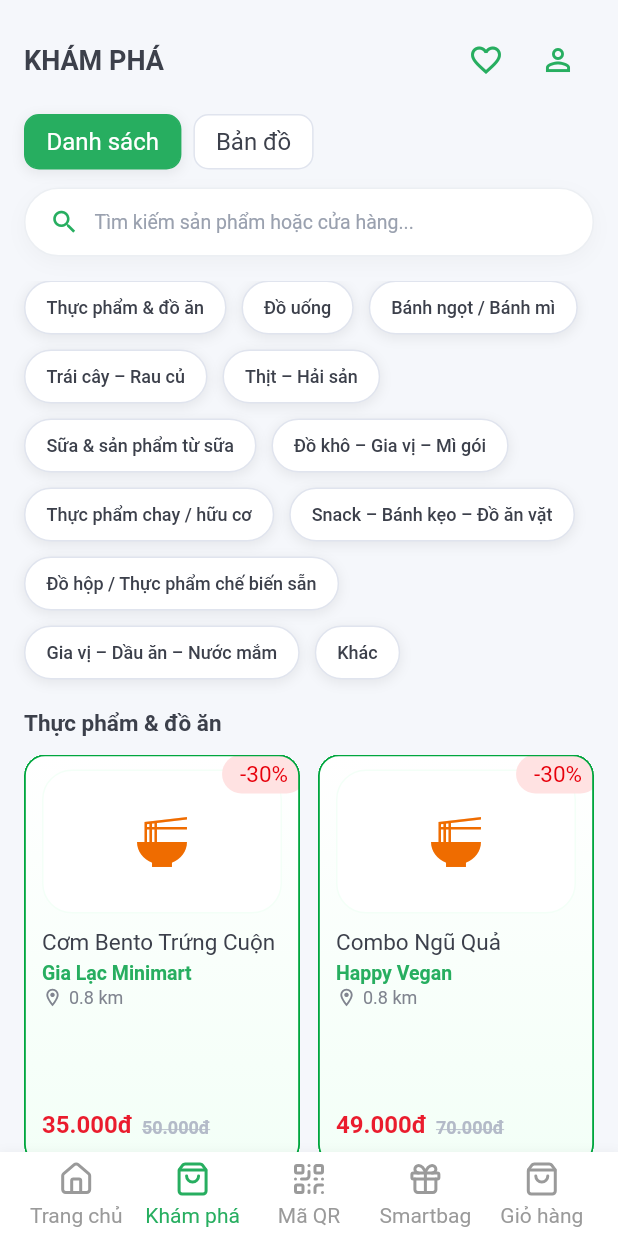
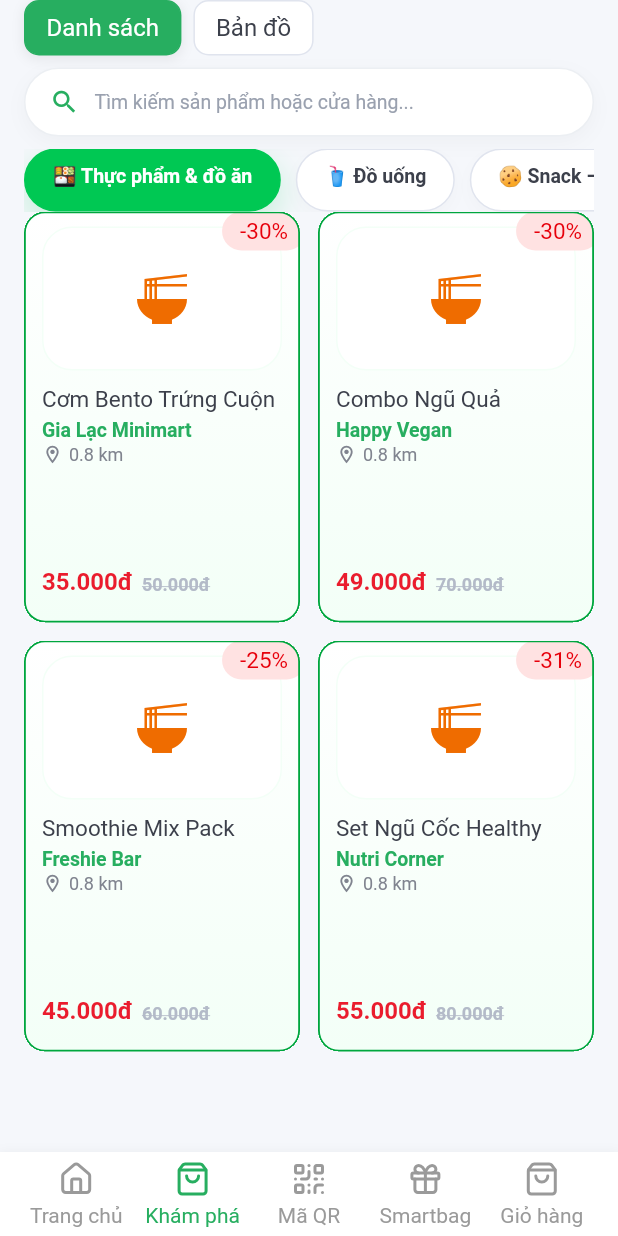
Before and after one commit to thinh55-hub/frontend_smartket, a Flutter app: the screen it shows after launch, item 2 of the bottom bar chosen, on a phone screen of 412 x 824 dp. Run offline on Flutter 3.47's test engine with Material 3 defaults, Android fonts, the phone set to English and light mode, and no system bars; our stand-ins replace flutter_svg, google_fonts, shared_preferences; network calls fail; Roboto replaces fonts that are missing (SF Pro Display).

Commit message:
fix: applied smartbag-hip-list and search-pill to the explore page

```diff
--- a/lib/screens/explore_screen.dart
+++ b/lib/screens/explore_screen.dart
@@ -4,6 +4,7 @@ import 'package:provider/provider.dart';
 
 import '../components/product_card.dart';
 import '../components/search_pill.dart';
+import '../components/smartbag_chip_list.dart';
 import '../core/models/product.dart';
 import '../core/state/product_provider.dart';
 import '../theme/app_theme.dart';
@@ -16,29 +17,9 @@ class ExploreContent extends StatelessWidget {
     return Column(
       crossAxisAlignment: CrossAxisAlignment.start,
       children: [
-        const SizedBox(height: 16),
-        Padding(
-          padding: const EdgeInsets.symmetric(horizontal: 16),
-          child: Row(
-            children: [
-              Text(
-                'KHÁM PHÁ',
-                style: GoogleFonts.lexendDeca(fontSize: 18, fontWeight: FontWeight.w700),
-              ),
-              const Spacer(),
-              IconButton(
-                icon: const Icon(Icons.favorite_border, color: AppColors.primary),
-                onPressed: () {},
-              ),
-              IconButton(
-                icon: const Icon(Icons.person_outline, color: AppColors.primary),
-                onPressed: () {},
-              ),
-            ],
-          ),
-        ),
-        const SizedBox(height: 12),
-        const Padding(
+        const SafeArea(
+          bottom: false,
+          child: Padding(
             padding: EdgeInsets.symmetric(horizontal: 16),
             child: Row(
               children: [
@@ -48,12 +29,13 @@ class ExploreContent extends StatelessWidget {
               ],
             ),
           ),
-        const SizedBox(height: 12),
+        ),
+        const SizedBox(height: 8),
         const Padding(
           padding: EdgeInsets.symmetric(horizontal: 16),
           child: SearchPill(placeholder: 'Tìm kiếm sản phẩm hoặc cửa hàng...'),
         ),
-        const SizedBox(height: 16),
+        const SizedBox(height: 8),
         Expanded(
           child: SingleChildScrollView(
             padding: const EdgeInsets.fromLTRB(16, 0, 16, 24),
@@ -61,17 +43,11 @@ class ExploreContent extends StatelessWidget {
             child: Column(
               crossAxisAlignment: CrossAxisAlignment.start,
               children: [
-                Wrap(
-                  spacing: 10,
-                  runSpacing: 10,
-                  children: _exploreCategories.map((c) => _ExploreCategoryChip(label: c)).toList(),
+                SmartbagChipList(
+                  labels: _exploreCategories,
+                  selectedIndex: 0,
+                  onSelected: (_) {},
                 ),
-                const SizedBox(height: 20),
-                Text(
-                  'Thực phẩm & đồ ăn',
-                  style: GoogleFonts.lexendDeca(fontSize: 15, fontWeight: FontWeight.w700, color: AppColors.textPrimary),
-                ),
-                const SizedBox(height: 12),
                 Consumer<ProductProvider>(
                   builder: (context, provider, _) {
                     final products = provider.products.isNotEmpty ? provider.products : _fallbackProducts;
@@ -133,42 +109,20 @@ class _ExploreModeChip extends StatelessWidget {
   }
 }
 
-class _ExploreCategoryChip extends StatelessWidget {
-  final String label;
-
-  const _ExploreCategoryChip({required this.label});
-
-  @override
-  Widget build(BuildContext context) {
-    return Container(
-      padding: const EdgeInsets.symmetric(horizontal: 14, vertical: 10),
-      decoration: BoxDecoration(
-        color: AppColors.surface,
-        borderRadius: BorderRadius.circular(20),
-        border: Border.all(color: AppColors.border),
-        boxShadow: AppShadows.light,
-      ),
-      child: Text(
-        label,
-        style: GoogleFonts.lexendDeca(fontSize: 12, fontWeight: FontWeight.w500, color: AppColors.textPrimary),
-      ),
-    );
-  }
-}
-
 const List<String> _exploreCategories = [
-  'Thực phẩm & đồ ăn',
-  'Đồ uống',
-  'Bánh ngọt / Bánh mì',
-  'Trái cây – Rau củ',
-  'Thịt – Hải sản',
-  'Sữa & sản phẩm từ sữa',
-  'Đồ khô – Gia vị – Mì gói',
-  'Thực phẩm chay / hữu cơ',
-  'Snack – Bánh kẹo – Đồ ăn vặt',
-  'Đồ hộp / Thực phẩm chế biến sẵn',
-  'Gia vị – Dầu ăn – Nước mắm',
-  'Khác',
+  '🍱 Thực phẩm & đồ ăn',
+  '🥤 Đồ uống',
+  '🍪 Snack – Bánh kẹo – Đồ ăn vặt',
+  '🥛 Sữa & sản phẩm từ sữa',
+  '🍜 Mì gói – đồ khô – Gia vị',
+  '🥬 Trái cây – Rau củ',
+  '🥖 Bánh mì – Bánh ngọt',
+  '🥩 Thịt – Hải sản',
+  '🍲 Đồ khô – Gia vị – Mì gói',
+  '🌱 Thực phẩm chay / hữu cơ',
+  '🥫 Đồ hộp / Thực phẩm chế biến sẵn',
+  '🧂 Gia vị – Dầu ăn – Nước mắm',
+  '📦 Khác',
 ];
 
 final List<Product> _fallbackProducts = [
```
Lines whose indentation alone changed are shown as unchanged.
